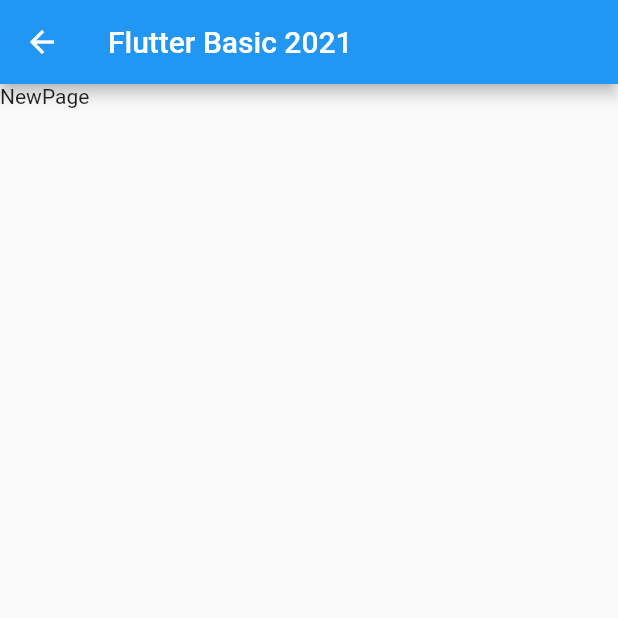
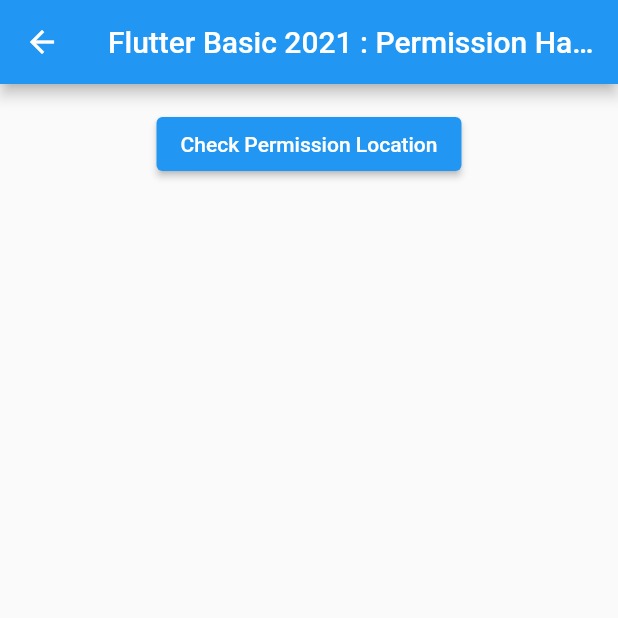
Before and after one commit to WaruntornT/flutter_basic_2021, a Flutter app: the screen it shows after launch, after a tap on "Example : Permission Handler", on a phone screen of 412 x 824 dp, the top half of it. Run offline on Flutter 3.47's test engine with Material 2 defaults, Android fonts, the phone set to English and light mode, and no system bars; our stand-ins replace geolocator, google_maps_flutter, location, permission_handler, responsive_builder; missing offline and left inert: app_settings.

Commit message:
20210810 1150AM เพิ่ม หน้า permissionhandler

```diff
--- a/lib/main.dart
+++ b/lib/main.dart
@@ -211,7 +211,7 @@
                         Expanded(
                           child: Padding(
                             padding: const EdgeInsets.only(left: 3),
-                            child: new Text(" permission_handler Package : เช็คสิทธิและการจัดการต่าง ๆ ตัวอย่าง Location" , textAlign: TextAlign.left),
+                            child: new Text(" permission_handler Package : เช็คสิทธิและการจัดการต่าง ๆ ตัวอย่าง Location (Android)" , textAlign: TextAlign.left),
                           ),
                         ),
                       ],
--- a/lib/src/permissionhandler.dart
+++ b/lib/src/permissionhandler.dart
@@ -1,5 +1,11 @@
 import 'package:flutter/cupertino.dart';
 import 'package:flutter/material.dart';
+
+import 'package:permission_handler/permission_handler.dart';
+
+import 'package:app_settings/app_settings.dart';
+
+import 'package:location/location.dart' as loc;
 
 class PermissionHandler extends StatefulWidget {
   const PermissionHandler({Key key}) : super(key: key);
@@ -9,13 +15,79 @@
 }
 
 class _PermissionHandlerState extends State<PermissionHandler> {
+
+  String _message = '';
+
   @override
   Widget build(BuildContext context) {
     return Scaffold(
         appBar: AppBar(
-          title: Text('Flutter Basic 2021'),
+          title: Text('Flutter Basic 2021 : Permission Handler'),
         ),
-        body: Text('NewPage'),
+        body: Center(
+          child: Column(
+            children: [
+              Text(_message),
+              ElevatedButton(
+                onPressed: _checkPermission,
+                child: Text('Check Permission Location'),
+              ),
+            ],
+          ),
+        ),
     );
   }
+
+  Future<void> _checkPermission() async {
+    print('_checkPermission');
+    /// START Parameter
+    _message = '';
+    final loc.Location location = loc.Location();
+    /// END Parameter
+
+    final serviceStatus = await Permission.locationWhenInUse.serviceStatus;
+    final isGpsOn = serviceStatus == ServiceStatus.enabled;
+    if (!isGpsOn) {
+      setState(() {
+        _message = _message + "serviceStatus : ${serviceStatus}\nisGpsOn : ${isGpsOn}\nTurn on location services before requesting permission.\n";
+      });
+      print('Turn on location services before requesting permission.');
+
+      AppSettings.openLocationSettings(); // เปิดหน้า setting location ด้วย package app_setting
+
+      return;
+    }
+
+    _message = _message + "serviceStatus : ${serviceStatus}\nisGpsOn : ${isGpsOn}\n";
+
+    final status = await Permission.locationWhenInUse.request(); /// ขอสิทธิเข้าถึง Location
+    if (status == PermissionStatus.granted) { /// ขอสิทธิเข้าถึง Location ตอบ ALLOW
+      _message = _message + "Permission : ${status}\nPermission granted\n";
+      print('Permission granted');
+
+      /// START Get Location
+      final loc.LocationData _locationResult = await location.getLocation();
+      _message = _message + "Location Result : ${_locationResult}";
+      print('Location Result : latitude(${_locationResult.latitude}), longitude(${_locationResult.longitude})');
+      /// END Get Location
+      ///
+    } else if (status == PermissionStatus.denied) { /// ขอสิทธิเข้าถึง Location ตอบ DENY
+      _message = _message + "Permission : ${status}\nPermission denied. Show a dialog and again ask for the permission'\n";
+      print('Permission denied. Show a dialog and again ask for the permission');
+      return;
+    } else if (status == PermissionStatus.permanentlyDenied) { /// ถ้าแอพถูก ปิดสิทธิ Location ถาวร จะเปิดหน้าตั้งค่าของแอพนั้น ๆ เพื่อปลดล็อคสิทธิด้วยตัวผู้ใช้เอง
+      _message = _message + "Permission : ${status}\nTake the user to the settings page.\n";
+      print('Take the user to the settings page.');
+      await openAppSettings();
+    }
+
+
+    setState(() {
+      _message;
+    });
+  }
+
+  // ตรวจจับ Location ครั้งเดียว
+
+
 }
```
Also changed, not shown: 1 other file.
